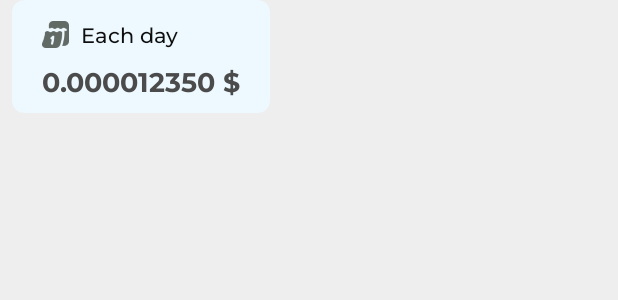
After one commit to professorDeveloper/AlgoTrade, an Android app: the layout coin_horizontal_item.xml on its own in the app's theme, with its tools: preview values and no code run, on a phone screen of 412 x 824 dp. The commit adds this screen. Shown: the top 300 px of the screen. Run offline under Robolectric (Android 15) with nearby library versions, the phone set to English and light mode, and no system bars.

Commit message:
Added Coin Screen

```diff
--- /dev/null
+++ b/app/src/main/java/com/azamovhudstc/tradingapp/data/CoinItem.kt
@@ -0,0 +1,3 @@
+package com.azamovhudstc.tradingapp.data
+
+data class CoinItem( val date: String, val balance: String)
--- a/app/src/main/java/com/azamovhudstc/tradingapp/ui/screen/home/HomeScreen.kt
+++ b/app/src/main/java/com/azamovhudstc/tradingapp/ui/screen/home/HomeScreen.kt
@@ -105,7 +105,7 @@ class HomeScreen : BaseFragment<HomeScreenBinding>(HomeScreenBinding::inflate),
             binding.greetingText.slideUp(1200, 0)
             binding.nameTxt.slideUp(1200, 0)
             binding.notificationCard.slideUp(700, 0)
-            binding.cardView.slideStart(700, 0)
+                binding.cardView.slideStart(700, 0)
             binding.cardView.slideUp(860, 1)
             binding.partRv.slideUp(920, 1)
             binding.partRv.layoutAnimation = LayoutAnimationController(setSlideIn(), 0.25f)
--- /dev/null
+++ b/app/src/main/res/layout/coin_horizontal_item.xml
@@ -0,0 +1,55 @@
+<?xml version="1.0" encoding="utf-8"?>
+<androidx.cardview.widget.CardView xmlns:android="http://schemas.android.com/apk/res/android"
+    xmlns:app="http://schemas.android.com/apk/res-auto"
+    android:layout_width="wrap_content"
+    android:layout_height="75dp"
+    android:layout_marginHorizontal="8dp"
+    app:cardBackgroundColor="@color/basic_color_400"
+    app:cardCornerRadius="8dp"
+    app:cardElevation="0dp">
+
+    <androidx.constraintlayout.widget.ConstraintLayout
+        android:layout_width="match_parent"
+
+        android:layout_height="match_parent">
+
+
+        <com.google.android.material.imageview.ShapeableImageView
+            android:id="@+id/shapeableImageView"
+            android:layout_width="18dp"
+            android:layout_height="18dp"
+            android:layout_marginTop="14dp"
+            app:layout_constraintStart_toStartOf="@+id/balance"
+            app:layout_constraintTop_toTopOf="parent"
+            app:srcCompat="@drawable/calendar" />
+
+        <TextView
+            android:id="@+id/dateTxt"
+            android:layout_width="wrap_content"
+            android:layout_height="wrap_content"
+            android:layout_marginStart="8dp"
+
+            android:fontFamily="@font/montserrat_medium"
+            android:text="Each day"
+            android:textSize="14sp"
+            app:layout_constraintBottom_toBottomOf="@+id/shapeableImageView"
+            app:layout_constraintStart_toEndOf="@+id/shapeableImageView"
+            app:layout_constraintTop_toTopOf="@+id/shapeableImageView" />
+
+        <TextView
+            android:id="@+id/balance"
+            android:layout_width="wrap_content"
+            android:layout_height="wrap_content"
+            android:layout_marginHorizontal="20dp"
+            android:fontFamily="@font/montserrat_bold"
+            android:text="0.000012350 $"
+            android:textColor="@color/grey_20"
+            android:textSize="18sp"
+            app:layout_constraintBottom_toBottomOf="parent"
+            app:layout_constraintEnd_toEndOf="parent"
+            app:layout_constraintStart_toStartOf="parent"
+            app:layout_constraintTop_toBottomOf="@+id/dateTxt" />
+    </androidx.constraintlayout.widget.ConstraintLayout>
+
+
+</androidx.cardview.widget.CardView>
```
Also changed, not shown: app/src/main/java/com/azamovhudstc/tradingapp/local/LocalHome.kt (+19 -12 lines), app/src/main/java/com/azamovhudstc/tradingapp/ui/screen/coin/CoinScreen.kt (+14 -1 lines), app/src/main/java/com/azamovhudstc/tradingapp/ui/screen/coin/adapter/CoinAdapter.kt (added, +48 -0 lines), app/src/main/res/drawable/coinbg.xml (added, +8 -0 lines), app/src/main/res/layout/coin_screen.xml (+108 -2 lines), app/src/main/res/drawable/calendar.png (added), app/src/main/res/drawable/coin.png (added).
